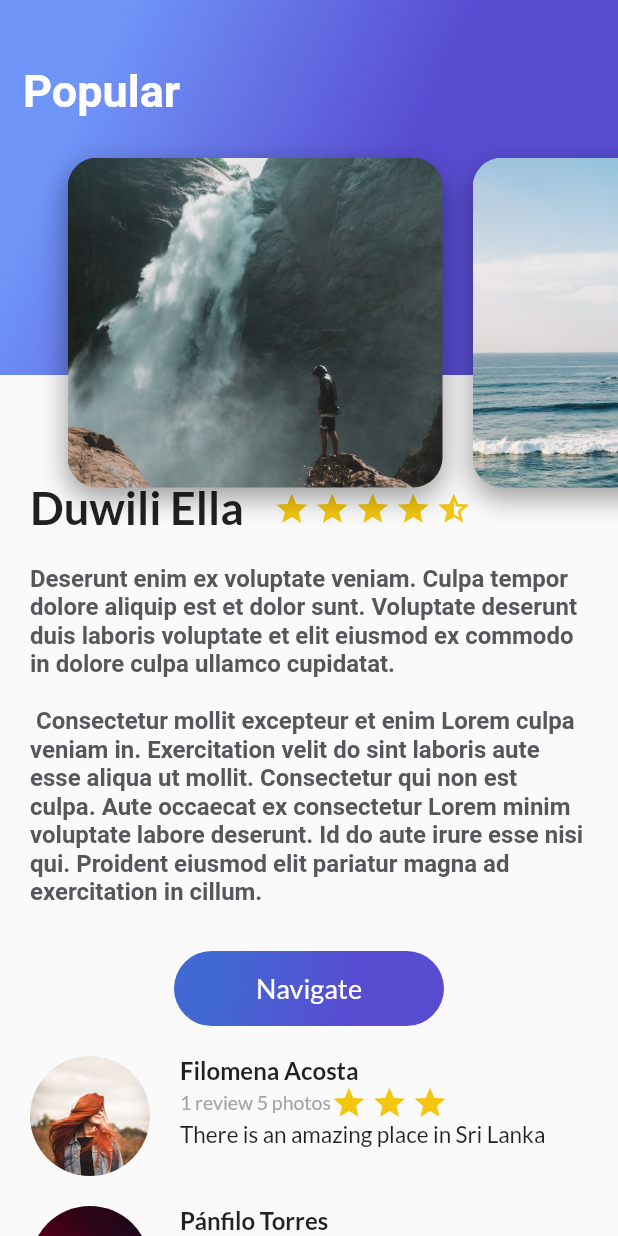
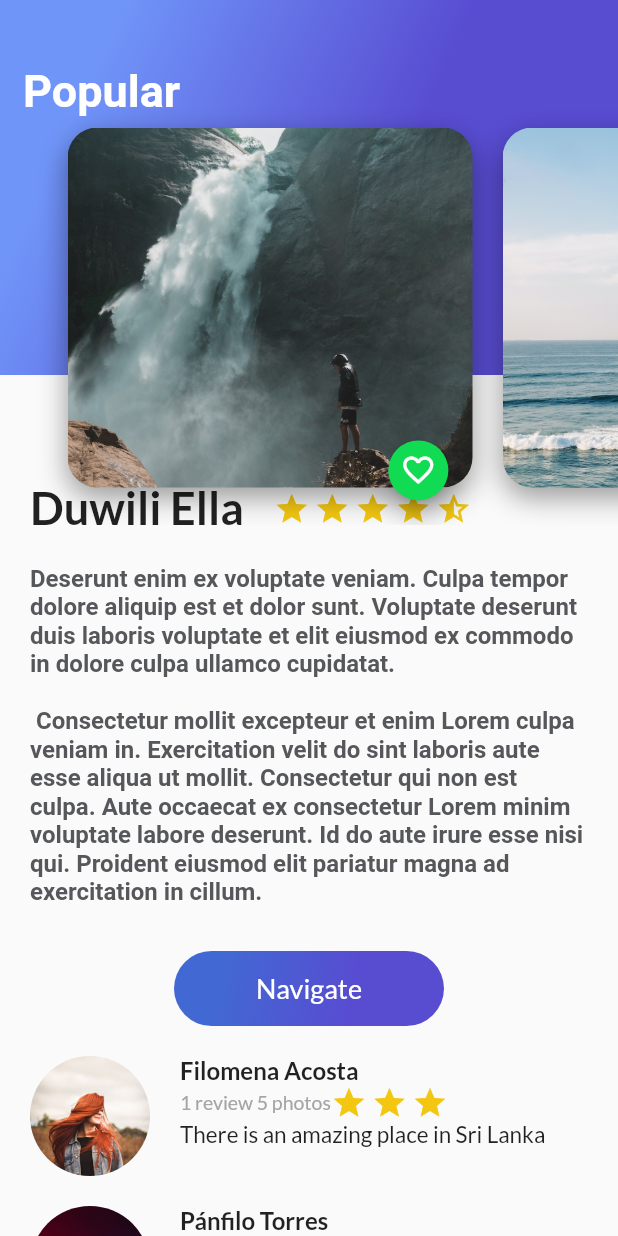
Before and after one commit to gnievap/basic_app, a Flutter app: the screen it shows after launch, on a phone screen of 412 x 824 dp. Run offline on Flutter 3.47's test engine with Material 2 defaults, Android fonts, the phone set to English and light mode, and no system bars; our stand-ins replace google_fonts; Roboto replaces fonts that are missing (Almendra).

Commit message:
Botón de favorito

```diff
--- a/lib/screens/card_image.dart
+++ b/lib/screens/card_image.dart
@@ -1,3 +1,4 @@
+import 'package:basic_app/screens/small_button.dart';
 import 'package:flutter/material.dart';
 
 class CardImage extends StatelessWidget {
@@ -9,9 +10,9 @@ class CardImage extends StatelessWidget {
   Widget build(BuildContext context) {
     final card = Container(
       height: 350.0,
-      width: 250.0,
+      width: 270.0,
       margin: const EdgeInsets.only(
-        top: 80.0,
+        top: 60.0,
         left: 20.0,
       ),
       decoration: BoxDecoration(
@@ -29,6 +30,12 @@ class CardImage extends StatelessWidget {
         ],
       ),
     );
-    return card;
+    return Stack(
+      alignment: Alignment(0.9, 1.1),
+      children: [
+        card,
+        SmallButton(),
+      ],
+    );
   }
 }
--- /dev/null
+++ b/lib/screens/small_button.dart
@@ -0,0 +1,41 @@
+import 'package:flutter/material.dart';
+
+class SmallButton extends StatefulWidget {
+  const SmallButton({super.key});
+
+  @override
+  State<SmallButton> createState() => _SmallButtonState();
+}
+
+class _SmallButtonState extends State<SmallButton> {
+
+  bool pressed = false;
+
+  void onPressedFav(){
+        ScaffoldMessenger.of(context).showSnackBar(
+          const SnackBar(
+            content: Text('Agregaste a favoritos')
+              ),
+        );
+
+        setState(() {
+          if ( !pressed ){
+          pressed = true;
+        }
+        else{
+          pressed = false;
+        }
+        });
+  }
+
+  @override
+  Widget build(BuildContext context) {
+    return FloatingActionButton(
+      onPressed: onPressedFav,
+      backgroundColor: Color(0xFF11DA53),
+      mini: true,
+      tooltip: "Fav",
+      child: Icon( pressed ? Icons.favorite : Icons.favorite_border),
+      );
+  }
+}
```
